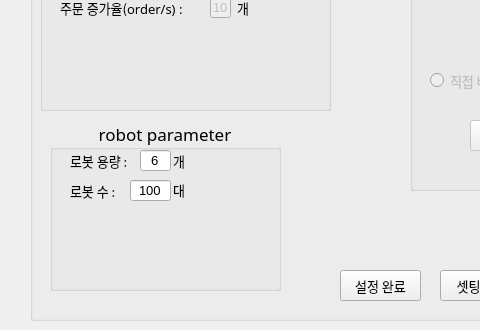
The window that simulation_parameter_editor.ui (JeonHyeongJunKW/warehouse-simulator) describes before a commit, drawn with Qt 5; both pictures show x 0 to 480 and y 170 to 500 of the 1142 by 500 pixel window.
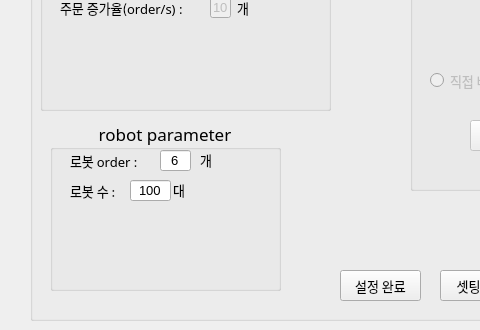
The same window after the commit.

Commit message: add ACO algorithm and Order Make an order, not an item

Diff of the .ui file:
```diff
--- a/simulation_parameter_editor.ui
+++ b/simulation_parameter_editor.ui
@@ -327,7 +327,7 @@
       <rect>
        <x>20</x>
        <y>30</y>
-       <width>71</width>
+       <width>81</width>
        <height>21</height>
       </rect>
      </property>
@@ -337,13 +337,13 @@
       </font>
      </property>
      <property name="text">
-      <string>로봇 용량 : </string>
+      <string>로봇 order :</string>
      </property>
     </widget>
     <widget class="QLineEdit" name="lineEdit_robotcap">
      <property name="geometry">
       <rect>
-       <x>90</x>
+       <x>110</x>
        <y>30</y>
        <width>31</width>
        <height>21</height>
@@ -408,8 +408,8 @@
     <widget class="QLabel" name="label_7">
      <property name="geometry">
       <rect>
-       <x>123</x>
-       <y>31</y>
+       <x>150</x>
+       <y>30</y>
        <width>21</width>
        <height>20</height>
       </rect>
```
The commit also changes 7 other files.
